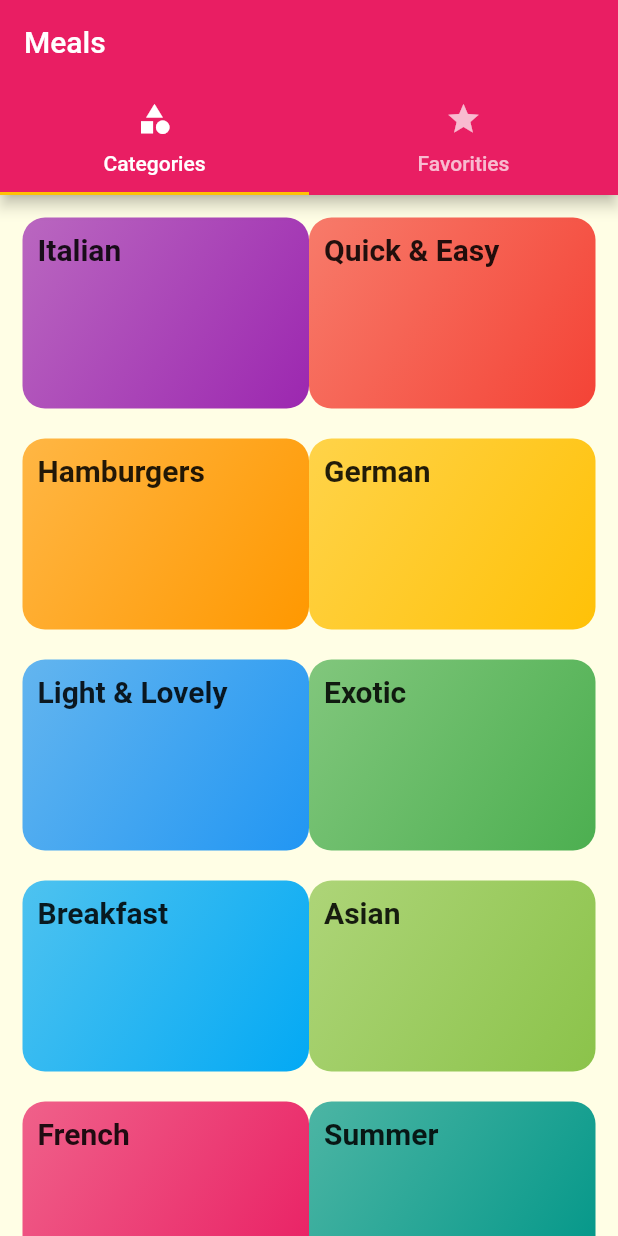
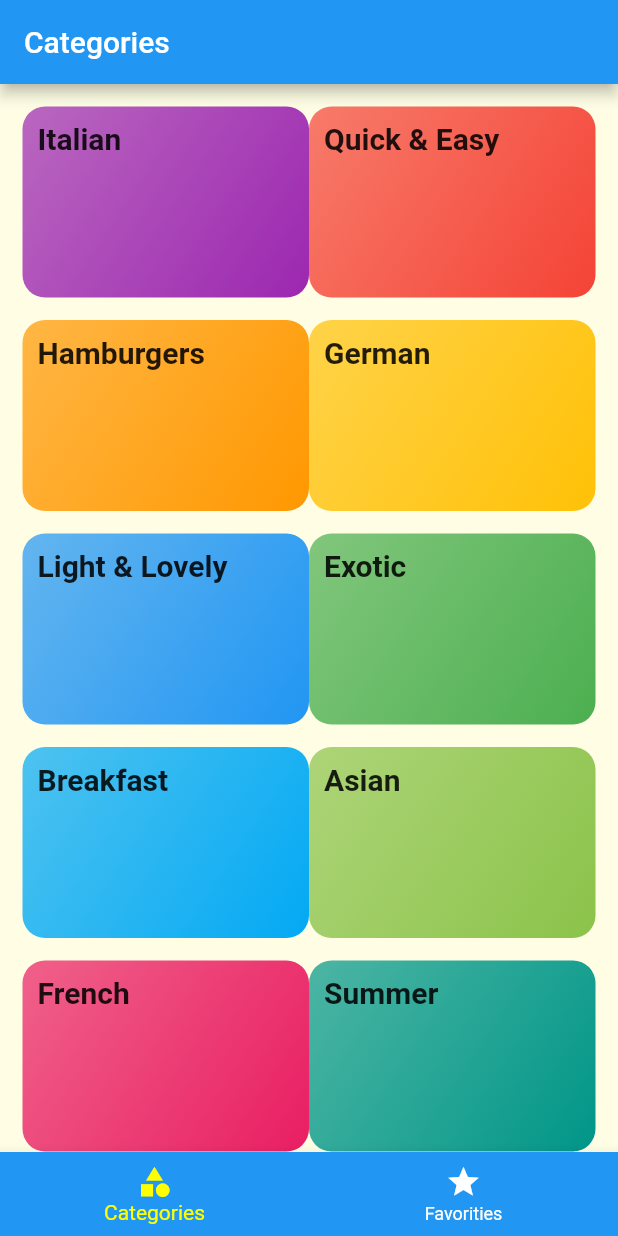
Before and after one commit to IshraqAhmad/meals, a Flutter app: the screen it shows after launch, on a phone screen of 412 x 824 dp. Run offline on Flutter 3.47's test engine with Material 2 defaults, Android fonts, the phone set to English and light mode, and no system bars; Roboto replaces fonts that are missing (Raleway, RobotoCondensed).

Commit message:
UI tweaks.

```diff
--- a/lib/main.dart
+++ b/lib/main.dart
@@ -12,8 +12,8 @@ class MyApp extends StatelessWidget {
     return MaterialApp(
         title: 'DeliMeals',
         theme: ThemeData(
-            primarySwatch: Colors.pink,
-            accentColor: Colors.amber,
+            primarySwatch: Colors.blue,
+            accentColor: Colors.green,
             canvasColor: Color.fromRGBO(255, 254, 229, 1),
             fontFamily: 'Raleway',
             textTheme: ThemeData.light().textTheme.copyWith(
--- a/lib/screens/categories_screen.dart
+++ b/lib/screens/categories_screen.dart
@@ -15,9 +15,9 @@ class CategoriesScreen extends StatelessWidget {
               ))
           .toList(),
       gridDelegate: SliverGridDelegateWithMaxCrossAxisExtent(
-        maxCrossAxisExtent: 200,
+        maxCrossAxisExtent: 250,
         childAspectRatio: 3 / 2,
-        mainAxisSpacing: 20,
+        mainAxisSpacing: 15,
       ),
     );
   }
--- a/lib/screens/meals_detail_screen.dart
+++ b/lib/screens/meals_detail_screen.dart
@@ -80,7 +80,7 @@ class MealDetailScreen extends StatelessWidget {
                   return Column(children: [
                     ListTile(
                       leading: CircleAvatar(
-                        child: Text('# ${index + 1}'),
+                        child: Text('${index + 1}'),
                       ),
                       title: Text(selectedMeal.steps[index]),
                     ),
--- a/lib/screens/tabs_screen.dart
+++ b/lib/screens/tabs_screen.dart
@@ -9,33 +9,43 @@ class TabsScreen extends StatefulWidget {
 }
 
 class _TabsScreenState extends State<TabsScreen> {
+  final List<Map<String, Object>> _pages = [
+    {'title': 'Categories', 'page': CategoriesScreen()},
+    {'title': 'Favorities', 'page': FavoritiesScreen()},
+  ];
+
+  int _selectedPageIndex = 0;
+
+  void _selectPage(int index) {
+    setState(() {
+      _selectedPageIndex = index;
+    });
+  }
+
   @override
   Widget build(BuildContext context) {
-    return DefaultTabController(
-      length: 2,
-      child: Scaffold(
-        appBar: AppBar(
-          title: Text('Meals'),
-          bottom: TabBar(
-            tabs: <Widget>[
-              Tab(
-                icon: Icon(Icons.category),
-                text: 'Categories',
-              ),
-              Tab(
-                icon: Icon(Icons.star),
-                text: 'Favorities',
-              ),
-            ],
-          ),
-        ),
-        body: TabBarView(
-          children: <Widget>[
-            CategoriesScreen(),
-            FavoritiesScreen(),
-          ],
-        ),
+    return Scaffold(
+      appBar: AppBar(
+        title: Text(_pages[_selectedPageIndex]['title']),
       ),
+      body: _pages[_selectedPageIndex]['page'],
+      bottomNavigationBar: BottomNavigationBar(
+          onTap: _selectPage,
+          backgroundColor: Theme.of(context).primaryColor,
+          unselectedItemColor: Colors.white,
+          selectedItemColor:
+              Colors.yellowAccent, // Theme.of(context)..primaryColorDark,
+          currentIndex: _selectedPageIndex,
+          items: [
+            BottomNavigationBarItem(
+              icon: Icon(Icons.category),
+              label: 'Categories',
+            ),
+            BottomNavigationBarItem(
+              icon: Icon(Icons.star),
+              label: 'Favorities',
+            ),
+          ]),
     );
   }
 }
```
